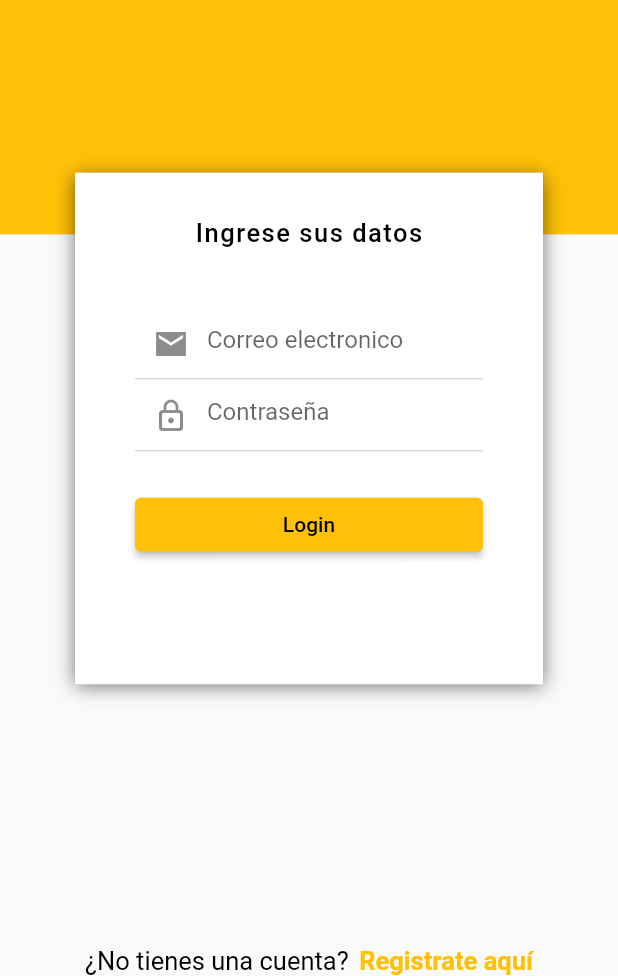
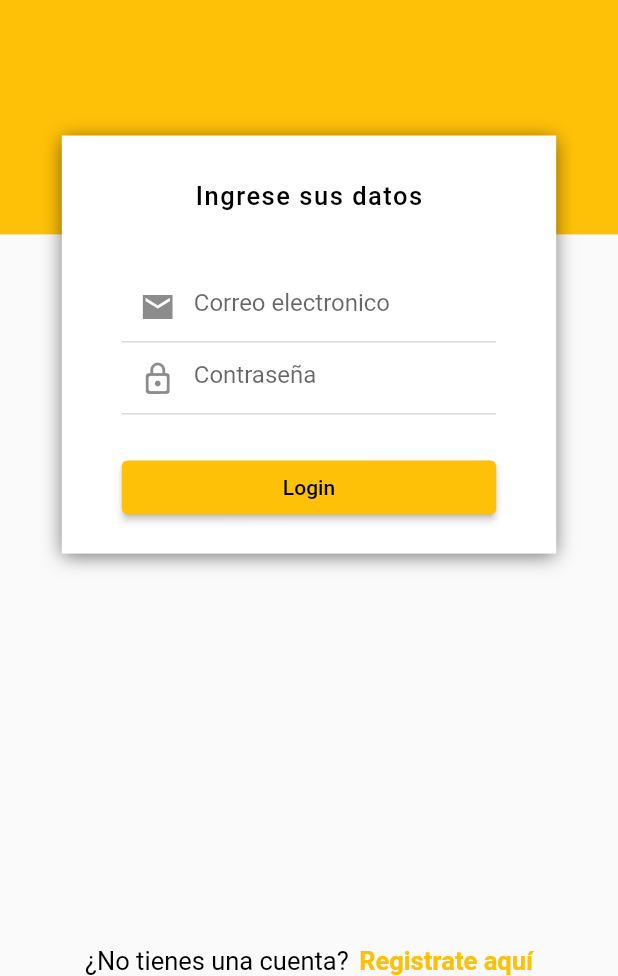
Before and after one commit to agusci21/delivery_mobile, a Flutter app: the screen it shows after launch, on a phone screen of 412 x 824 dp, the part 260-1236 px from its top. Run offline on Flutter 3.47's test engine with Material 2 defaults, Android fonts, the phone set to English and light mode, and no system bars; our stand-ins replace get.

```diff
--- a/lib/main.dart
+++ b/lib/main.dart
@@ -1,8 +1,8 @@
-import 'package:delivery_app/src/features/login-register/pages/login-register/login/login_page.dart';
 import 'package:flutter/material.dart';
 import 'package:get/get.dart';
 
-import 'src/pages/features/login-register/register/register_page.dart';
+import 'package:delivery_app/src/features/login-register/pages/login-register/login/login_page.dart';
+import 'package:delivery_app/src/features/login-register/pages/login-register/register/register_page.dart';
 
 void main() => runApp(const MyApp());
 
@@ -28,7 +28,7 @@ class _MyAppState extends State<MyApp> {
       getPages: [
         GetPage(name: '/', page: () => const LoginPage()),
         GetPage(name: '/register', page: () => const RegisterPage()),
-        ],
+      ],
       theme: ThemeData(
           primaryColor: Colors.amber,
           colorScheme: const ColorScheme(
--- a/lib/src/features/login-register/pages/login-register/login/login_page.dart
+++ b/lib/src/features/login-register/pages/login-register/login/login_page.dart
@@ -12,11 +12,16 @@ class LoginPage extends StatelessWidget {
 
   @override
   Widget build(BuildContext context) {
+    final size = MediaQuery.of(context).size;
     return Scaffold(
       body: Stack(
         children: [
           const BackgroundCover(),
           BoxForm(
+            margin: EdgeInsets.only(
+                top: size.height * .32,
+                left: size.width * .1,
+                right: size.width * .1),
             children: [
               Container(
                 margin: const EdgeInsets.only(top: 30, bottom: 40),
@@ -40,7 +45,9 @@ class LoginPage extends StatelessWidget {
                 keyboardType: TextInputType.text,
                 obscureText: true,
               ),
-              const LoginRegisterButton()
+              const LoginRegisterButton(
+                hintText: 'Login',
+              )
             ],
           ),
           const _ImageCover()
--- a/lib/src/features/login-register/pages/login-register/widgets/box_form.dart
+++ b/lib/src/features/login-register/pages/login-register/widgets/box_form.dart
@@ -1,14 +1,16 @@
 import 'package:flutter/material.dart';
 
 class BoxForm extends StatelessWidget {
-  const BoxForm({Key? key, this.children = const <Widget>[] }) : super(key: key);
+  const BoxForm({Key? key, this.children = const <Widget>[], this.margin})
+      : super(key: key);
   final List<Widget> children;
+  final EdgeInsetsGeometry? margin;
+
   @override
   Widget build(BuildContext context) {
-    final size = MediaQuery.of(context).size;
     return Container(
       padding: const EdgeInsets.symmetric(horizontal: 40),
-      margin: EdgeInsets.only(top: size.height * .35, left: 50, right: 50),
+      margin: margin,
       decoration: const BoxDecoration(color: Colors.white, boxShadow: [
         BoxShadow(color: Colors.black54, blurRadius: 10, offset: Offset(0, 2))
       ]),
--- a/lib/src/features/login-register/pages/login-register/widgets/buttons.dart
+++ b/lib/src/features/login-register/pages/login-register/widgets/buttons.dart
@@ -1,19 +1,21 @@
 import 'package:flutter/material.dart';
 
 class LoginRegisterButton extends StatelessWidget {
-  const LoginRegisterButton({Key? key}) : super(key: key);
+  const LoginRegisterButton({Key? key, required this.hintText}) : super(key: key);
+
+  final String hintText;
 
   @override
   Widget build(BuildContext context) {
     final size = MediaQuery.of(context).size;
     return Container(
-      margin: EdgeInsets.only(top: size.height * .03, bottom: size.height * .1),
+      margin: EdgeInsets.only(top: size.height * .03, bottom: 20),
       width: double.infinity,
       child: ElevatedButton(
           onPressed: () {},
-          child: const Text(
-            'Login',
-            style: TextStyle(color: Colors.black),
+          child: Text(
+            hintText,
+            style: const TextStyle(color: Colors.black),
           )),
     );
   }
```
Also changed, not shown: lib/src/features/login-register/pages/login-register/register/register_page.dart (+111 -6 lines).
